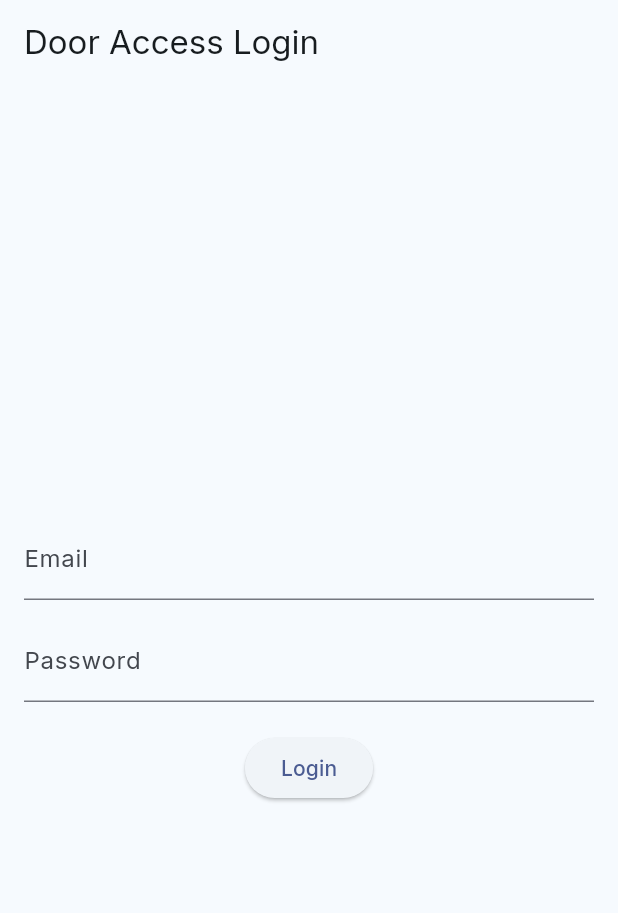
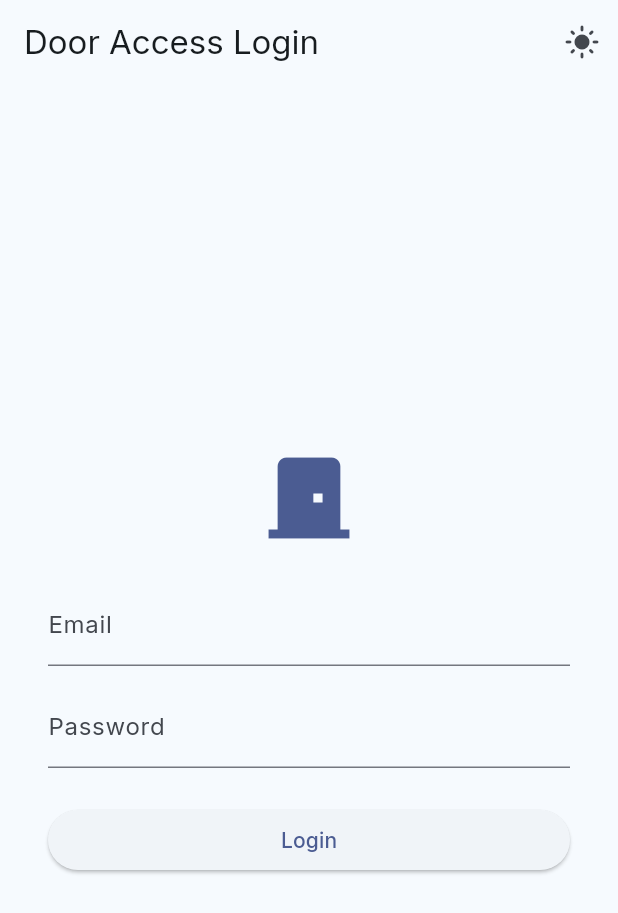
Before and after one commit to nathan101000/openly, a Flutter app: the screen it shows after launch, on a phone screen of 412 x 824 dp. Shown: the top 913 px of the screen. Run offline on Flutter 3.47's test engine with Material 3 defaults, Android fonts, the phone set to English and light mode, and no system bars; our stand-ins replace google_fonts, shared_preferences.

Commit message:
Add floor grouping and theme cycle

```diff
--- a/lib/main.dart
+++ b/lib/main.dart
@@ -66,9 +66,12 @@ class _AppEntryPointState extends State<AppEntryPoint> {
                         actions: [
                           IconButton(
                             icon: Icon(
-                                themeProvider.themeMode == ThemeMode.light
-                                    ? Icons.dark_mode
-                                    : Icons.light_mode),
+                              themeProvider.themeMode == ThemeMode.light
+                                  ? Icons.dark_mode
+                                  : themeProvider.themeMode == ThemeMode.dark
+                                      ? Icons.brightness_auto
+                                      : Icons.light_mode,
+                            ),
                             onPressed: () => themeProvider.toggleTheme(),
                           ),
                         ],
--- a/lib/models/door.dart
+++ b/lib/models/door.dart
@@ -1,13 +1,16 @@
 class Door {
   final String name;
   final int id;
+  final List<int> floors;
 
-  Door({required this.name, required this.id});
+  Door({required this.name, required this.id, required this.floors});
 
   factory Door.fromJson(Map<String, dynamic> json) {
+    final floors = (json['floors'] as List?)?.map((e) => e as int).toList() ?? [];
     return Door(
       name: json['name'] as String,
       id: json['Id'] as int,
+      floors: floors,
     );
   }
 }
--- a/lib/screens/login_screen.dart
+++ b/lib/screens/login_screen.dart
@@ -1,6 +1,7 @@
 import 'package:flutter/material.dart';
 import 'package:provider/provider.dart';
 import '../providers/auth_provider.dart';
+import '../providers/theme_provider.dart';
 
 class LoginScreen extends StatefulWidget {
   const LoginScreen({super.key});
@@ -29,13 +30,31 @@ class _LoginScreenState extends State<LoginScreen> {
 
   @override
   Widget build(BuildContext context) {
+    final themeProvider = Provider.of<ThemeProvider>(context);
+
     return Scaffold(
-      appBar: AppBar(title: const Text('Door Access Login')),
+      appBar: AppBar(
+        title: const Text('Door Access Login'),
+        actions: [
+          IconButton(
+            icon: Icon(
+              themeProvider.themeMode == ThemeMode.light
+                  ? Icons.dark_mode
+                  : themeProvider.themeMode == ThemeMode.dark
+                      ? Icons.brightness_auto
+                      : Icons.light_mode,
+            ),
+            onPressed: () => themeProvider.toggleTheme(),
+          ),
+        ],
+      ),
       body: Padding(
-        padding: const EdgeInsets.all(16),
+        padding: const EdgeInsets.all(32),
         child: Column(
           mainAxisAlignment: MainAxisAlignment.center,
           children: [
+            Icon(Icons.door_front_door, size: 72, color: Theme.of(context).colorScheme.primary),
+            const SizedBox(height: 20),
             TextField(
               controller: emailController,
               decoration: const InputDecoration(labelText: 'Email'),
@@ -46,12 +65,19 @@ class _LoginScreenState extends State<LoginScreen> {
               decoration: const InputDecoration(labelText: 'Password'),
               obscureText: true,
             ),
-            const SizedBox(height: 20),
-            ElevatedButton(
-              onPressed: loading ? null : _login,
-              child: loading
-                  ? const CircularProgressIndicator()
-                  : const Text('Login'),
+            const SizedBox(height: 24),
+            SizedBox(
+              width: double.infinity,
+              child: ElevatedButton(
+                onPressed: loading ? null : _login,
+                child: loading
+                    ? const SizedBox(
+                        width: 20,
+                        height: 20,
+                        child: CircularProgressIndicator(strokeWidth: 2),
+                      )
+                    : const Text('Login'),
+              ),
             ),
           ],
         ),
```
Also changed, not shown: lib/models/floor.dart (added, +13 -0 lines), lib/models/unlock_list.dart (added, +9 -0 lines), lib/providers/theme_provider.dart (+17 -5 lines), lib/screens/home_screen.dart (+44 -7 lines), lib/services/door_service.dart (+8 -2 lines).
